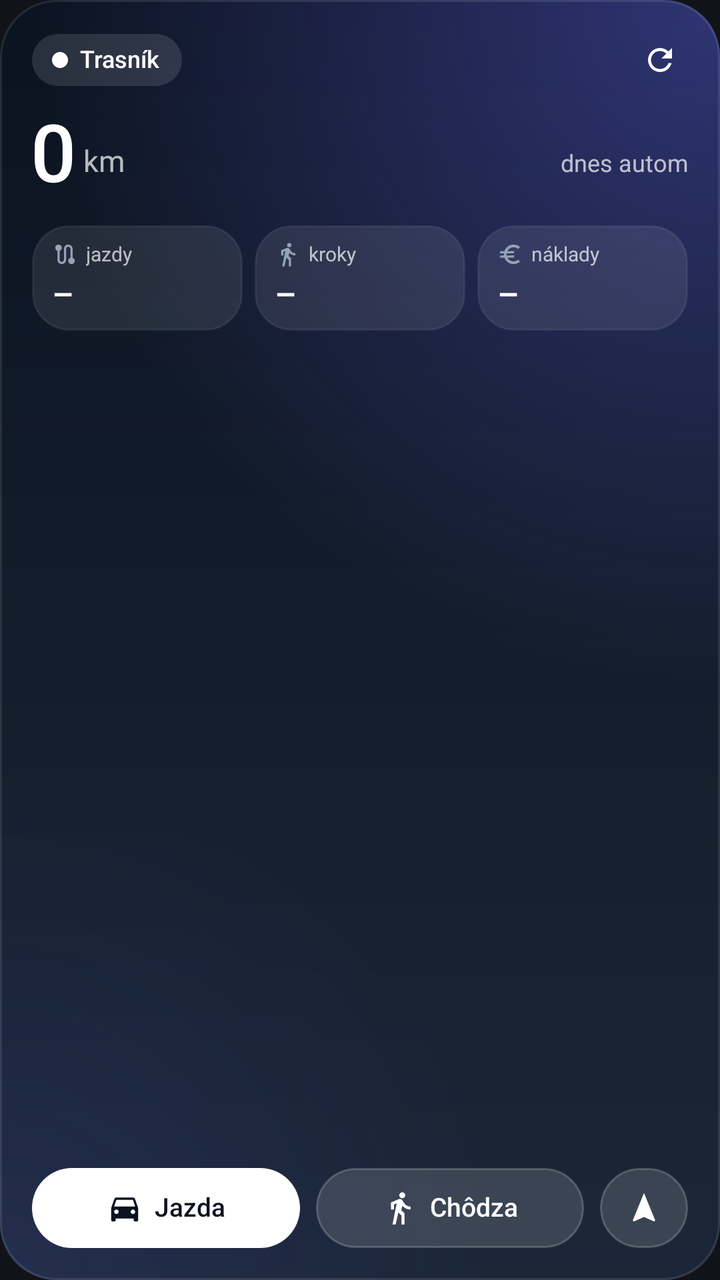
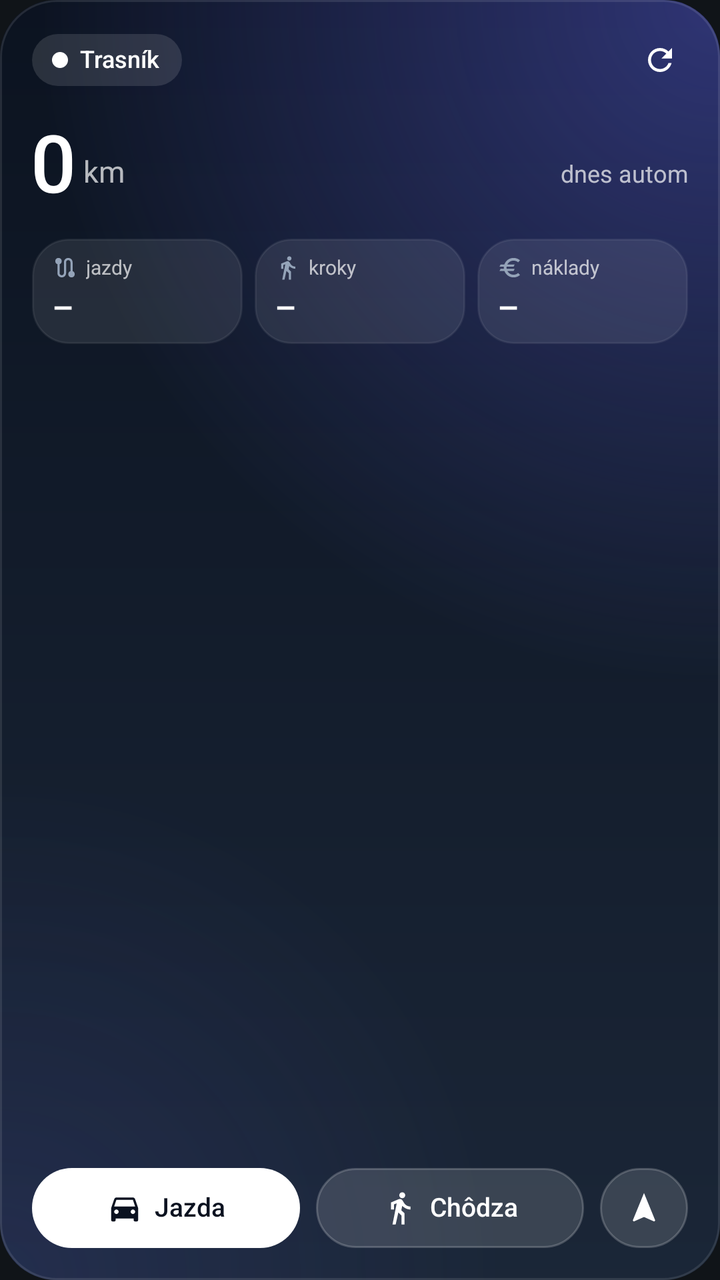

Screens rendered from an Android XML layout before and after an edit, with the pre-edit source and the edit as a unified diff.
<!-- AndroidManifest.xml: application theme Theme.CarTracker -->
<!-- res/layout/widget_car_large.xml -->
<?xml version="1.0" encoding="utf-8"?>
<LinearLayout xmlns:android="http://schemas.android.com/apk/res/android"
    android:id="@+id/w_root" android:layout_width="match_parent" android:layout_height="match_parent"
    android:background="@drawable/wg_bg_idle" android:orientation="vertical" android:padding="16dp">

    
    <LinearLayout android:layout_width="match_parent" android:layout_height="wrap_content" android:gravity="center_vertical" android:orientation="horizontal">
        <LinearLayout android:id="@+id/w_pill" android:layout_width="wrap_content" android:layout_height="26dp" android:background="@drawable/wg_pill"
            android:gravity="center_vertical" android:orientation="horizontal" android:paddingStart="10dp" android:paddingEnd="11dp">
            <ImageView android:id="@+id/w_dot" android:layout_width="8dp" android:layout_height="8dp" android:src="@drawable/widget_dot" android:scaleType="fitCenter" />
            <TextView android:id="@+id/w_status" android:layout_width="wrap_content" android:layout_height="wrap_content" android:text="Trasník" android:textColor="#FFFFFFFF" android:textSize="12sp" android:maxLines="1" android:ellipsize="end" android:includeFontPadding="false" android:fontFamily="sans-serif-medium" android:layout_marginStart="6dp"/>
        </LinearLayout>
        <TextView android:id="@+id/w_vehicle" android:layout_width="0dp" android:layout_height="wrap_content" android:text="" android:textColor="#80FFFFFF" android:textSize="11sp" android:maxLines="1" android:ellipsize="end" android:includeFontPadding="false" android:layout_weight="1" android:gravity="end" android:layout_marginStart="8dp" android:layout_marginEnd="4dp"/>
        <ImageView android:id="@+id/w_btn_refresh" android:layout_width="28dp" android:layout_height="28dp" android:src="@drawable/ic_w_refresh" android:tint="#99FFFFFF" android:scaleType="fitCenter" android:padding="5dp"/>
    </LinearLayout>

    
    <LinearLayout android:id="@+id/w_hero" android:layout_width="match_parent" android:layout_height="wrap_content" android:layout_marginTop="10dp"
        android:gravity="bottom" android:orientation="horizontal">
        <TextView android:id="@+id/w_hero_val" android:layout_width="wrap_content" android:layout_height="wrap_content" android:text="0" android:textColor="#FFFFFFFF" android:textSize="40sp" android:maxLines="1" android:ellipsize="end" android:includeFontPadding="false" android:fontFamily="sans-serif-medium" android:letterSpacing="-0.03"/>
        <TextView android:id="@+id/w_hero_unit" android:layout_width="wrap_content" android:layout_height="wrap_content" android:text="km" android:textColor="#B3FFFFFF" android:textSize="15sp" android:maxLines="1" android:ellipsize="end" android:includeFontPadding="false" android:layout_marginStart="4dp" android:layout_marginBottom="5dp"/>
        <TextView android:id="@+id/w_hero_sub" android:layout_width="0dp" android:layout_height="wrap_content" android:text="dnes autom" android:textColor="#B3FFFFFF" android:textSize="12sp" android:maxLines="2" android:ellipsize="end" android:includeFontPadding="false" android:layout_weight="1" android:gravity="end" android:layout_marginBottom="5dp"/>
    </LinearLayout>

    
    <LinearLayout android:id="@+id/w_live" android:layout_width="match_parent" android:layout_height="wrap_content" android:layout_marginTop="8dp"
        android:gravity="center_vertical" android:orientation="horizontal" android:visibility="gone">
        <LinearLayout android:layout_width="0dp" android:layout_height="wrap_content" android:layout_weight="1" android:orientation="vertical">
            <LinearLayout android:layout_width="wrap_content" android:layout_height="wrap_content" android:gravity="bottom" android:orientation="horizontal">
                <TextView android:id="@+id/w_big" android:layout_width="wrap_content" android:layout_height="wrap_content" android:text="0" android:textColor="#FFFFFFFF" android:textSize="46sp" android:maxLines="1" android:ellipsize="end" android:includeFontPadding="false" android:fontFamily="sans-serif-medium" android:letterSpacing="-0.03"/>
                <TextView android:id="@+id/w_big_unit" android:layout_width="wrap_content" android:layout_height="wrap_content" android:text="km/h" android:textColor="#B3FFFFFF" android:textSize="14sp" android:maxLines="1" android:ellipsize="end" android:includeFontPadding="false" android:layout_marginStart="5dp" android:layout_marginBottom="6dp"/>
            </LinearLayout>
            <LinearLayout android:layout_width="wrap_content" android:layout_height="wrap_content" android:layout_marginTop="4dp" android:gravity="center_vertical" android:orientation="horizontal">
                <ImageView android:id="@+id/w_clock_ic" android:layout_width="14dp" android:layout_height="14dp" android:src="@drawable/ic_w_clock" android:tint="#B3FFFFFF" android:scaleType="fitCenter" />
                <Chronometer android:id="@+id/w_chrono" android:layout_width="wrap_content" android:layout_height="wrap_content" android:layout_marginStart="4dp"
                    android:textColor="#FFFFFFFF" android:textSize="14sp" android:fontFamily="sans-serif-medium" />
                <TextView android:id="@+id/w_live_sub" android:layout_width="wrap_content" android:layout_height="wrap_content" android:text="" android:textColor="#B3FFFFFF" android:textSize="13sp" android:maxLines="1" android:ellipsize="end" android:includeFontPadding="false" android:layout_marginStart="8dp"/>
            </LinearLayout>
        </LinearLayout>
        <ImageView android:id="@+id/w_limit" android:layout_width="54dp" android:layout_height="54dp" android:visibility="gone" />
    </LinearLayout>

    
    <LinearLayout android:id="@+id/w_tiles" android:layout_width="match_parent" android:layout_height="wrap_content" android:layout_marginTop="12dp" android:orientation="horizontal">
        <LinearLayout android:layout_width="0dp" android:layout_height="wrap_content" android:layout_weight="1" android:background="@drawable/wg_tile"
            android:orientation="vertical" android:paddingStart="10dp" android:paddingEnd="8dp" android:paddingTop="8dp" android:paddingBottom="8dp" >
            <LinearLayout android:layout_width="match_parent" android:layout_height="wrap_content" android:gravity="center_vertical" android:orientation="horizontal">
                <ImageView android:id="@+id/w_t1i" android:layout_width="13dp" android:layout_height="13dp" android:src="@drawable/ic_w_route" android:tint="#FF94A3B8" android:scaleType="fitCenter" />
                <TextView android:id="@+id/w_t1l" android:layout_width="wrap_content" android:layout_height="wrap_content" android:text="jazdy" android:textColor="#B3FFFFFF" android:textSize="10sp" android:maxLines="1" android:ellipsize="end" android:includeFontPadding="false" android:layout_marginStart="4dp"/>
            </LinearLayout>
            <TextView android:id="@+id/w_t1" android:layout_width="wrap_content" android:layout_height="wrap_content" android:text="–" android:textColor="#FFFFFFFF" android:textSize="17sp" android:maxLines="1" android:ellipsize="end" android:includeFontPadding="false" android:fontFamily="sans-serif-medium" android:layout_marginTop="4dp"/>
        </LinearLayout>
        <FrameLayout android:layout_width="6dp" android:layout_height="1dp" />
        <LinearLayout android:layout_width="0dp" android:layout_height="wrap_content" android:layout_weight="1" android:background="@drawable/wg_tile"
            android:orientation="vertical" android:paddingStart="10dp" android:paddingEnd="8dp" android:paddingTop="8dp" android:paddingBottom="8dp" >
            <LinearLayout android:layout_width="match_parent" android:layout_height="wrap_content" android:gravity="center_vertical" android:orientation="horizontal">
                <ImageView android:id="@+id/w_t2i" android:layout_width="13dp" android:layout_height="13dp" android:src="@drawable/ic_walk" android:tint="#FF94A3B8" android:scaleType="fitCenter" />
                <TextView android:id="@+id/w_t2l" android:layout_width="wrap_content" android:layout_height="wrap_content" android:text="kroky" android:textColor="#B3FFFFFF" android:textSize="10sp" android:maxLines="1" android:ellipsize="end" android:includeFontPadding="false" android:layout_marginStart="4dp"/>
            </LinearLayout>
            <TextView android:id="@+id/w_t2" android:layout_width="wrap_content" android:layout_height="wrap_content" android:text="–" android:textColor="#FFFFFFFF" android:textSize="17sp" android:maxLines="1" android:ellipsize="end" android:includeFontPadding="false" android:fontFamily="sans-serif-medium" android:layout_marginTop="4dp"/>
        </LinearLayout>
        <FrameLayout android:layout_width="6dp" android:layout_height="1dp" />
        <LinearLayout android:layout_width="0dp" android:layout_height="wrap_content" android:layout_weight="1" android:background="@drawable/wg_tile"
            android:orientation="vertical" android:paddingStart="10dp" android:paddingEnd="8dp" android:paddingTop="8dp" android:paddingBottom="8dp" >
            <LinearLayout android:layout_width="match_parent" android:layout_height="wrap_content" android:gravity="center_vertical" android:orientation="horizontal">
                <ImageView android:id="@+id/w_t3i" android:layout_width="13dp" android:layout_height="13dp" android:src="@drawable/ic_w_euro" android:tint="#FF94A3B8" android:scaleType="fitCenter" />
                <TextView android:id="@+id/w_t3l" android:layout_width="wrap_content" android:layout_height="wrap_content" android:text="náklady" android:textColor="#B3FFFFFF" android:textSize="10sp" android:maxLines="1" android:ellipsize="end" android:includeFontPadding="false" android:layout_marginStart="4dp"/>
            </LinearLayout>
            <TextView android:id="@+id/w_t3" android:layout_width="wrap_content" android:layout_height="wrap_content" android:text="–" android:textColor="#FFFFFFFF" android:textSize="17sp" android:maxLines="1" android:ellipsize="end" android:includeFontPadding="false" android:fontFamily="sans-serif-medium" android:layout_marginTop="4dp"/>
        </LinearLayout>
    </LinearLayout>

    
    <LinearLayout android:id="@+id/w_week_row" android:layout_width="match_parent" android:layout_height="wrap_content" android:layout_marginTop="8dp"
        android:gravity="center_vertical" android:orientation="horizontal" android:visibility="gone">
        <LinearLayout android:id="@+id/w_chart_box" android:layout_width="0dp" android:layout_height="wrap_content" android:layout_weight="1"
            android:background="@drawable/wg_tile" android:orientation="vertical" android:padding="10dp">
            <TextView android:id="@+id/w_week_title" android:layout_width="match_parent" android:layout_height="wrap_content" android:text="Posledných 7 dní" android:textColor="#B3FFFFFF" android:textSize="10sp" android:maxLines="1" android:ellipsize="end" android:includeFontPadding="false" />
            <ImageView android:id="@+id/w_chart" android:layout_width="match_parent" android:layout_height="70dp" android:layout_marginTop="4dp" android:scaleType="fitXY" />
        </LinearLayout>
        <ImageView android:id="@+id/w_ring" android:layout_width="96dp" android:layout_height="96dp" android:layout_marginStart="8dp" android:scaleType="fitCenter" />
    </LinearLayout>

    
    <LinearLayout android:id="@+id/w_trip" android:layout_width="match_parent" android:layout_height="wrap_content" android:layout_marginTop="8dp"
        android:background="@drawable/wg_tile" android:gravity="center_vertical" android:orientation="horizontal" android:padding="8dp" android:visibility="gone">
        <ImageView android:id="@+id/w_trip_map" android:layout_width="64dp" android:layout_height="52dp" android:scaleType="fitCenter" />
        <LinearLayout android:layout_width="0dp" android:layout_height="wrap_content" android:layout_weight="1" android:layout_marginStart="10dp" android:orientation="vertical">
            <TextView android:id="@+id/w_trip_title" android:layout_width="match_parent" android:layout_height="wrap_content" android:text="" android:textColor="#FFFFFFFF" android:textSize="13sp" android:maxLines="1" android:ellipsize="end" android:includeFontPadding="false" android:fontFamily="sans-serif-medium" />
            <TextView android:id="@+id/w_trip_sub" android:layout_width="match_parent" android:layout_height="wrap_content" android:text="" android:textColor="#B3FFFFFF" android:textSize="11sp" android:maxLines="1" android:ellipsize="end" android:includeFontPadding="false" android:layout_marginTop="3dp"/>
        </LinearLayout>
        <TextView android:id="@+id/w_trip_badge" android:layout_width="wrap_content" android:layout_height="wrap_content" android:text="" android:textColor="#FFFFFFFF" android:textSize="11sp" android:maxLines="1" android:ellipsize="end" android:includeFontPadding="false" android:fontFamily="sans-serif-medium" android:background="@drawable/wg_pill" android:paddingStart="8dp" android:paddingEnd="8dp" android:paddingTop="3dp" android:paddingBottom="3dp" android:layout_marginStart="6dp"/>
    </LinearLayout>

    
    <LinearLayout android:id="@+id/w_info" android:layout_width="match_parent" android:layout_height="wrap_content" android:layout_marginTop="8dp"
        android:gravity="center_vertical" android:orientation="horizontal" android:visibility="gone">
        <ImageView android:id="@+id/w_info_ic" android:layout_width="15dp" android:layout_height="15dp" android:src="@drawable/ic_w_bell" android:tint="#FFFBBF24" android:scaleType="fitCenter" />
        <TextView android:id="@+id/w_info_tx" android:layout_width="0dp" android:layout_height="wrap_content" android:text="" android:textColor="#FFFDE68A" android:layout_weight="1" android:textSize="12sp" android:maxLines="1" android:ellipsize="end" android:includeFontPadding="false" android:layout_marginStart="6dp"/>
    </LinearLayout>

    <FrameLayout android:layout_width="match_parent" android:layout_height="0dp" android:layout_weight="1" />

    
    <LinearLayout android:id="@+id/w_buttons" android:layout_width="match_parent" android:layout_height="wrap_content" android:layout_marginTop="10dp" android:orientation="horizontal">
        <LinearLayout android:id="@+id/w_b1" android:layout_width="0dp" android:layout_weight="1" android:layout_height="40dp" android:background="@drawable/wg_btn_primary"
            android:gravity="center" android:orientation="horizontal" android:paddingStart="10dp" android:paddingEnd="10dp">
            <ImageView android:id="@+id/w_b1_ic" android:layout_width="18dp" android:layout_height="18dp" android:src="@drawable/ic_car" android:tint="#FF0B1220" android:scaleType="fitCenter" />
            <TextView android:id="@+id/w_b1_tx" android:layout_width="wrap_content" android:layout_height="wrap_content" android:text="Jazda" android:textColor="#FF0B1220" android:textSize="13sp" android:maxLines="1" android:ellipsize="end" android:includeFontPadding="false" android:fontFamily="sans-serif-medium" android:layout_marginStart="6dp"/>
        </LinearLayout>
        <FrameLayout android:layout_width="8dp" android:layout_height="1dp" />
        <LinearLayout android:id="@+id/w_b2" android:layout_width="0dp" android:layout_weight="1" android:layout_height="40dp" android:background="@drawable/wg_btn_secondary"
            android:gravity="center" android:orientation="horizontal" android:paddingStart="10dp" android:paddingEnd="10dp">
            <ImageView android:id="@+id/w_b2_ic" android:layout_width="18dp" android:layout_height="18dp" android:src="@drawable/ic_walk" android:tint="#FFFFFFFF" android:scaleType="fitCenter" />
            <TextView android:id="@+id/w_b2_tx" android:layout_width="wrap_content" android:layout_height="wrap_content" android:text="Chôdza" android:textColor="#FFFFFFFF" android:textSize="13sp" android:maxLines="1" android:ellipsize="end" android:includeFontPadding="false" android:fontFamily="sans-serif-medium" android:layout_marginStart="6dp"/>
        </LinearLayout>
        <FrameLayout android:layout_width="8dp" android:layout_height="1dp" />
        <LinearLayout android:id="@+id/w_b3" android:layout_width="44dp" android:layout_height="40dp" android:background="@drawable/wg_btn_secondary"
            android:gravity="center" android:orientation="horizontal" android:paddingStart="10dp" android:paddingEnd="10dp">
            <ImageView android:id="@+id/w_b3_ic" android:layout_width="18dp" android:layout_height="18dp" android:src="@drawable/ic_w_nav" android:tint="#FFFFFFFF" android:scaleType="fitCenter" />
            
        </LinearLayout>
    </LinearLayout>

</LinearLayout>
<!-- resources referenced by this layout -->
<resources>
  <!-- drawable ic_w_bell (drawable) -->
  <?xml version="1.0" encoding="utf-8"?>
  <vector xmlns:android="http://schemas.android.com/apk/res/android"
      android:width="24dp" android:height="24dp" android:viewportWidth="24" android:viewportHeight="24">
      <path android:fillColor="#FFFFFFFF" android:pathData="M12,22c1.1,0 2,-0.9 2,-2h-4c0,1.1 0.89,2 2,2zM18,16v-5c0,-3.07 -1.64,-5.64 -4.5,-6.32V4c0,-0.83 -0.67,-1.5 -1.5,-1.5s-1.5,0.67 -1.5,1.5v0.68C7.63,5.36 6,7.92 6,11v5l-2,2v1h16v-1l-2,-2z" />
  </vector>
  <!-- drawable ic_w_clock (drawable) -->
  <?xml version="1.0" encoding="utf-8"?>
  <vector xmlns:android="http://schemas.android.com/apk/res/android"
      android:width="24dp" android:height="24dp" android:viewportWidth="24" android:viewportHeight="24">
      <path android:fillColor="#FFFFFFFF" android:pathData="M11.99,2C6.47,2 2,6.48 2,12s4.47,10 9.99,10C17.52,22 22,17.52 22,12S17.52,2 11.99,2zM12,20c-4.42,0 -8,-3.58 -8,-8s3.58,-8 8,-8 8,3.58 8,8 -3.58,8 -8,8zM12.5,7H11v6l5.25,3.15 0.75,-1.23 -4.5,-2.67z" />
  </vector>
  <!-- drawable ic_w_nav (drawable) -->
  <?xml version="1.0" encoding="utf-8"?>
  <vector xmlns:android="http://schemas.android.com/apk/res/android"
      android:width="24dp" android:height="24dp" android:viewportWidth="24" android:viewportHeight="24">
      <path android:fillColor="#FFFFFFFF" android:pathData="M12,2L4.5,20.29l0.71,0.71L12,18l6.79,3 0.71,-0.71z" />
  </vector>
  <!-- drawable ic_walk (drawable) -->
  <vector xmlns:android="http://schemas.android.com/apk/res/android"
      android:width="24dp" android:height="24dp" android:viewportWidth="24" android:viewportHeight="24">
      <path android:fillColor="#FFFFFFFF"
          android:pathData="M13.5,5.5c1.1,0 2,-0.9 2,-2s-0.9,-2 -2,-2 -2,0.9 -2,2 0.9,2 2,2zM9.8,8.9L7,23h2.1l1.8,-8 2.1,2v6h2v-7.5l-2.1,-2 0.6,-3C14.8,12 16.8,13 19,13v-2c-1.9,0 -3.5,-1 -4.3,-2.4l-1,-1.6c-0.4,-0.6 -1,-1 -1.7,-1 -0.3,0 -0.5,0.1 -0.8,0.1L6,8.3V13h2V9.6l1.8,-0.7" />
  </vector>
  <!-- drawable wg_btn_primary (drawable) -->
  <?xml version="1.0" encoding="utf-8"?>
  <shape xmlns:android="http://schemas.android.com/apk/res/android" android:shape="rectangle">
      <solid android:color="#FFFFFFFF" />
      <corners android:radius="22dp" />
  </shape>
  <!-- drawable wg_btn_secondary (drawable) -->
  <?xml version="1.0" encoding="utf-8"?>
  <shape xmlns:android="http://schemas.android.com/apk/res/android" android:shape="rectangle">
      <solid android:color="#24FFFFFF" />
      <stroke android:width="1dp" android:color="#33FFFFFF" />
      <corners android:radius="22dp" />
  </shape>
  <!-- drawable wg_pill (drawable) -->
  <?xml version="1.0" encoding="utf-8"?>
  <shape xmlns:android="http://schemas.android.com/apk/res/android" android:shape="rectangle">
      <solid android:color="#1FFFFFFF" />
      <corners android:radius="99dp" />
  </shape>
  <!-- drawable wg_tile (drawable) -->
  <?xml version="1.0" encoding="utf-8"?>
  <shape xmlns:android="http://schemas.android.com/apk/res/android" android:shape="rectangle">
      <solid android:color="#17FFFFFF" />
      <stroke android:width="1dp" android:color="#12FFFFFF" />
      <corners android:radius="18dp" />
  </shape>
  <!-- drawable widget_dot (drawable) -->
  <?xml version="1.0" encoding="utf-8"?>
  <shape xmlns:android="http://schemas.android.com/apk/res/android" android:shape="oval">
      <solid android:color="#FFFFFFFF" />
  </shape>
  <style name="Theme.CarTracker" parent="android:Theme.Material.NoActionBar">
          <item name="android:statusBarColor">@android:color/transparent</item>
          <item name="android:windowBackground">@color/bg</item>
      </style>
  <color name="bg">#FF101418</color>
  <!-- unchanged entries left out for length: 5 -->
</resources>

<!-- the commit's change to res/layout/widget_car_large.xml (unified diff, before → after) -->
@@ -17,7 +17,7 @@
     
     <LinearLayout android:id="@+id/w_hero" android:layout_width="match_parent" android:layout_height="wrap_content" android:layout_marginTop="10dp"
         android:gravity="bottom" android:orientation="horizontal">
-        <TextView android:id="@+id/w_hero_val" android:layout_width="wrap_content" android:layout_height="wrap_content" android:text="0" android:textColor="#FFFFFFFF" android:textSize="40sp" android:maxLines="1" android:ellipsize="end" android:includeFontPadding="false" android:fontFamily="sans-serif-medium" android:letterSpacing="-0.03"/>
+        <TextView android:id="@+id/w_hero_val" android:layout_width="wrap_content" android:layout_height="wrap_content" android:text="0" android:textColor="#FFFFFFFF" android:textSize="40sp" android:maxLines="1" android:ellipsize="end" android:includeFontPadding="true" android:fontFamily="sans-serif-medium" android:letterSpacing="-0.03"/>
         <TextView android:id="@+id/w_hero_unit" android:layout_width="wrap_content" android:layout_height="wrap_content" android:text="km" android:textColor="#B3FFFFFF" android:textSize="15sp" android:maxLines="1" android:ellipsize="end" android:includeFontPadding="false" android:layout_marginStart="4dp" android:layout_marginBottom="5dp"/>
         <TextView android:id="@+id/w_hero_sub" android:layout_width="0dp" android:layout_height="wrap_content" android:text="dnes autom" android:textColor="#B3FFFFFF" android:textSize="12sp" android:maxLines="2" android:ellipsize="end" android:includeFontPadding="false" android:layout_weight="1" android:gravity="end" android:layout_marginBottom="5dp"/>
     </LinearLayout>
@@ -27,7 +27,7 @@
         android:gravity="center_vertical" android:orientation="horizontal" android:visibility="gone">
         <LinearLayout android:layout_width="0dp" android:layout_height="wrap_content" android:layout_weight="1" android:orientation="vertical">
             <LinearLayout android:layout_width="wrap_content" android:layout_height="wrap_content" android:gravity="bottom" android:orientation="horizontal">
-                <TextView android:id="@+id/w_big" android:layout_width="wrap_content" android:layout_height="wrap_content" android:text="0" android:textColor="#FFFFFFFF" android:textSize="46sp" android:maxLines="1" android:ellipsize="end" android:includeFontPadding="false" android:fontFamily="sans-serif-medium" android:letterSpacing="-0.03"/>
+                <TextView android:id="@+id/w_big" android:layout_width="wrap_content" android:layout_height="wrap_content" android:text="0" android:textColor="#FFFFFFFF" android:textSize="46sp" android:maxLines="1" android:ellipsize="end" android:includeFontPadding="true" android:fontFamily="sans-serif-medium" android:letterSpacing="-0.03"/>
                 <TextView android:id="@+id/w_big_unit" android:layout_width="wrap_content" android:layout_height="wrap_content" android:text="km/h" android:textColor="#B3FFFFFF" android:textSize="14sp" android:maxLines="1" android:ellipsize="end" android:includeFontPadding="false" android:layout_marginStart="5dp" android:layout_marginBottom="6dp"/>
             </LinearLayout>
             <LinearLayout android:layout_width="wrap_content" android:layout_height="wrap_content" android:layout_marginTop="4dp" android:gravity="center_vertical" android:orientation="horizontal">
@@ -76,9 +76,9 @@
         <LinearLayout android:id="@+id/w_chart_box" android:layout_width="0dp" android:layout_height="wrap_content" android:layout_weight="1"
             android:background="@drawable/wg_tile" android:orientation="vertical" android:padding="10dp">
             <TextView android:id="@+id/w_week_title" android:layout_width="match_parent" android:layout_height="wrap_content" android:text="Posledných 7 dní" android:textColor="#B3FFFFFF" android:textSize="10sp" android:maxLines="1" android:ellipsize="end" android:includeFontPadding="false" />
-            <ImageView android:id="@+id/w_chart" android:layout_width="match_parent" android:layout_height="70dp" android:layout_marginTop="4dp" android:scaleType="fitXY" />
+            <ImageView android:id="@+id/w_chart" android:layout_width="match_parent" android:layout_height="58dp" android:layout_marginTop="4dp" android:scaleType="fitXY" />
         </LinearLayout>
-        <ImageView android:id="@+id/w_ring" android:layout_width="96dp" android:layout_height="96dp" android:layout_marginStart="8dp" android:scaleType="fitCenter" />
+        <ImageView android:id="@+id/w_ring" android:layout_width="86dp" android:layout_height="86dp" android:layout_marginStart="8dp" android:scaleType="fitCenter" />
     </LinearLayout>
 
     
